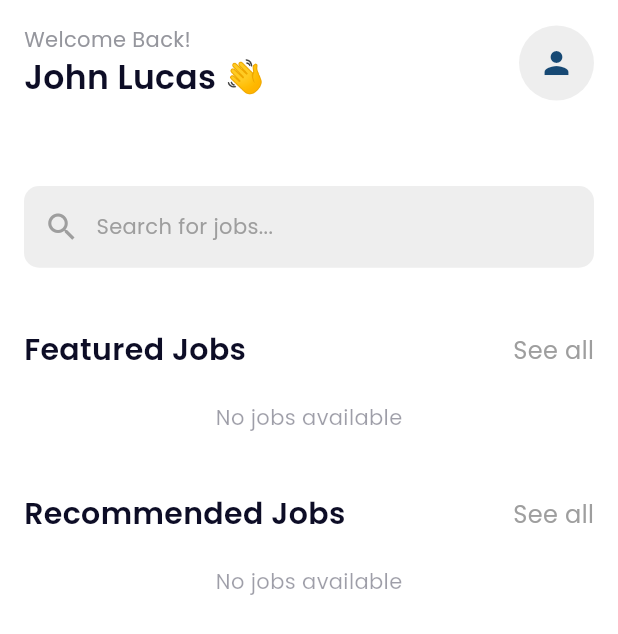
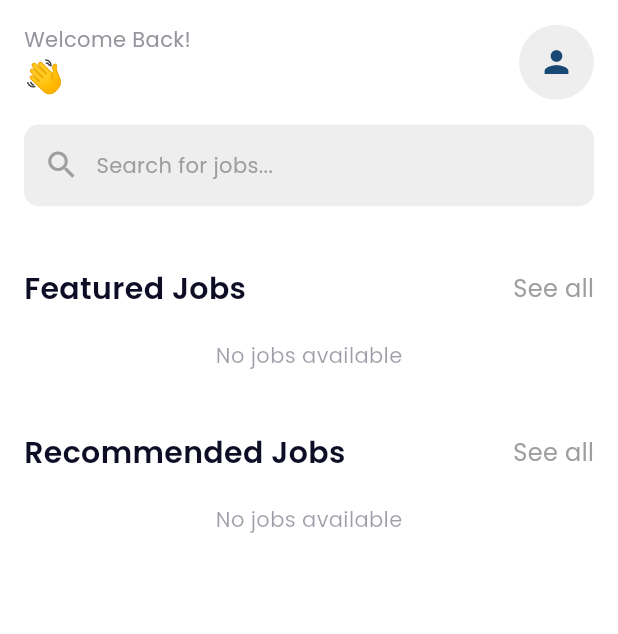
Before and after one commit to mostafa1255/Job_Finder_App, a Flutter app: the HomeScreen screen opened by its route, on a phone screen of 412 x 824 dp. Shown: the top 634 px of the screen. Run offline on Flutter 3.47's test engine with Material 3 defaults, Android fonts, the phone set to English and light mode, and no system bars; our stand-ins replace cached_network_image, cloud_firestore, file_picker, firebase_auth, firebase_core, firebase_storage and 11 more; missing offline and left inert: floating_bottom_bar; accounts and stored records are empty; statements that could not run were skipped.

Commit message:
Some improvments

```diff
--- a/lib/features/auth/view/screens/shared/terms.dart
+++ b/lib/features/auth/view/screens/shared/terms.dart
@@ -26,7 +26,7 @@ class Terms extends StatelessWidget {
       children: [
         const Text(
           "By clicking Register, you agree to our",
-          style: TextStyle(fontSize: 12, fontWeight: FontWeight.w500),
+          style: TextStyle(fontSize: 11.5, fontWeight: FontWeight.w500),
         ),
         TextButton(
           onPressed: () {
@@ -40,7 +40,7 @@ class Terms extends StatelessWidget {
           child: const Text(
             ' Terms and conditions',
             style: TextStyle(
-              fontSize: 12,
+              fontSize: 11.5,
             ),
           ),
         )
--- a/lib/features/home/view/pages/home_screen.dart
+++ b/lib/features/home/view/pages/home_screen.dart
@@ -90,11 +90,11 @@ class _HomeScreenState extends State<HomeScreen> {
                 Row(
                   mainAxisAlignment: MainAxisAlignment.spaceBetween,
                   children: [
-                    const Column(
+                    Column(
                       mainAxisAlignment: MainAxisAlignment.start,
                       crossAxisAlignment: CrossAxisAlignment.start,
                       children: [
-                        Text(
+                        const Text(
                           'Welcome Back!',
                           style: TextStyle(
                             fontSize: 14,
@@ -102,8 +102,8 @@ class _HomeScreenState extends State<HomeScreen> {
                             fontWeight: FontWeight.w400,
                           ),
                         ),
-                        Text('John Lucas 👋', //take from fire base
-                            style: TextStyle(
+                        Text("${user?.name}👋" ?? 'John Lucas 👋',
+                            style: const TextStyle(
                                 fontSize: 22,
                                 fontWeight: FontWeight.bold,
                                 color: AppColors.primaryText)),
@@ -141,11 +141,6 @@ class _HomeScreenState extends State<HomeScreen> {
                     ),
                   ],
                 ),
-                Text(user?.name ?? 'John Lucas 👋',
-                    style: const TextStyle(
-                        fontSize: 28,
-                        fontWeight: FontWeight.bold,
-                        color: AppColors.primaryText)),
                 const SizedBox(height: 16),
                 GestureDetector(
                   onTap: () {
```
